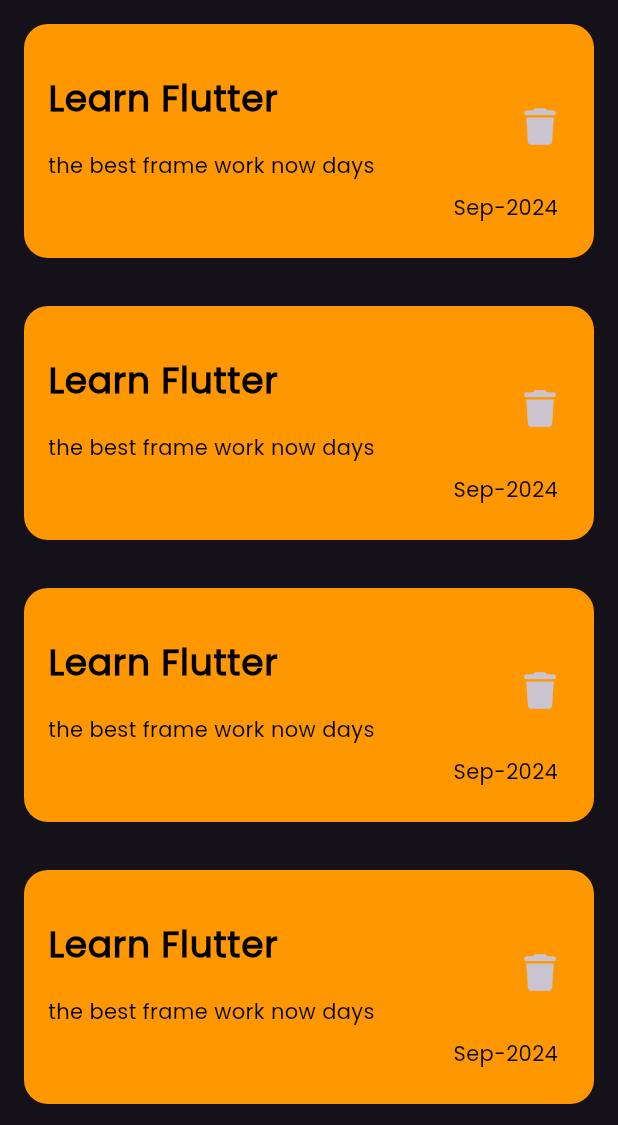
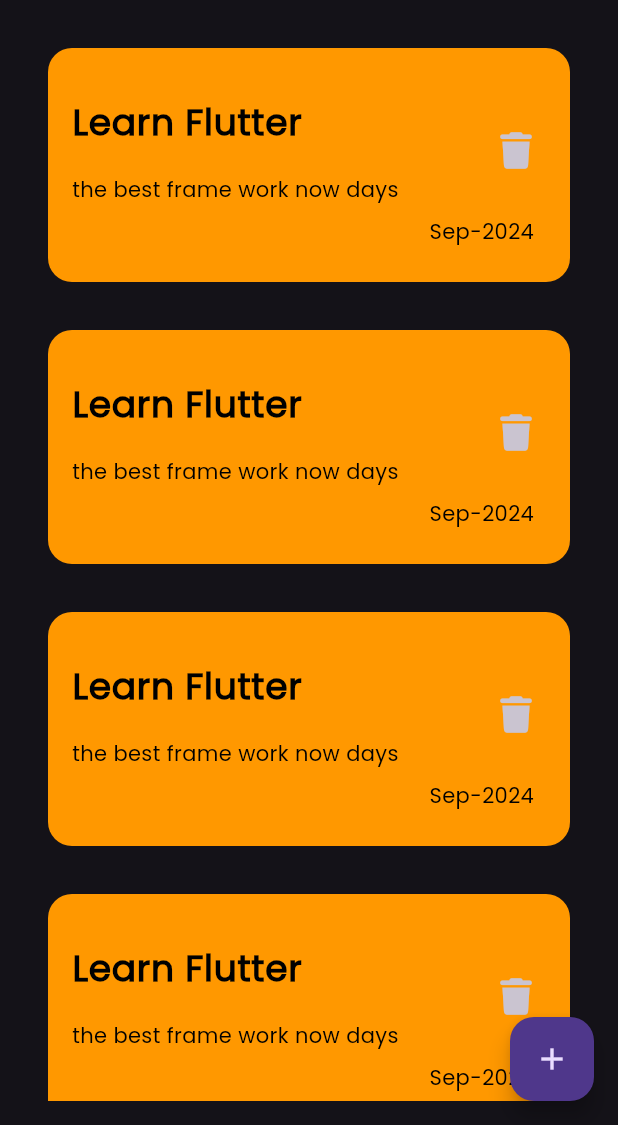
Before and after one commit to Muhanad-eng/app_notes, a Flutter app: the screen it shows after launch, on a phone screen of 412 x 824 dp, the part 111-1236 px from its top. Run offline on Flutter 3.47's test engine with Material 3 defaults, Android fonts, the phone set to English and light mode, and no system bars; our stand-ins replace font_awesome_flutter.

Commit message:
create floating action button and refactor for code

```diff
--- a/lib/views/notes_view.dart
+++ b/lib/views/notes_view.dart
@@ -1,3 +1,4 @@
+import 'package:app_note/widgets/note_body.dart';
 import 'package:app_note/widgets/note_item.dart';
 import 'package:flutter/material.dart';
 
@@ -9,26 +10,8 @@ class NotesView extends StatelessWidget {
   @override
   Widget build(BuildContext context) {
     return  Scaffold(
-      body: Padding(
-        padding:const  EdgeInsets.only(top:28,right: 16,left: 16),
-        child: Column(
-          children: [
-          const  Row(
-              children: [
-               Text("Notes",style: TextStyle(fontSize: 28),),
-                Spacer(),
-                CustomSearchIcon()
-              ],
-            ),
-            Expanded(
-              child: ListView.builder(
-                itemCount: 10,
-                itemBuilder: (context, index) =>const NoteItem() ,),
-            )
-
-          ],
-        ),
-      ),
+      floatingActionButton: FloatingActionButton(onPressed: (){},child:const Icon(Icons.add),),
+      body:NoteBody()
     );
   }
 }
--- /dev/null
+++ b/lib/widgets/note_body.dart
@@ -0,0 +1,34 @@
+ import 'package:app_note/widgets/custom_search_icon.dart';
+import 'package:app_note/widgets/note_item.dart';
+import 'package:flutter/material.dart';
+class NoteBody extends StatelessWidget {
+  const NoteBody({super.key});
+
+  @override
+  Widget build(BuildContext context) {
+    return Padding(
+        padding:const  EdgeInsets.only(top:28,right: 16,left: 16),
+        child: Column(
+          children: [
+          const  Row(
+              children: [
+               Text("Notes",style: TextStyle(fontSize: 28),),
+                Spacer(),
+                CustomSearchIcon()
+              ],
+            ),
+            Expanded(
+              child: Padding(
+                padding: const EdgeInsets.all(16.0),
+                child: ListView.builder(
+                  padding: const EdgeInsets.all(0),
+                  itemCount: 10,
+                  itemBuilder: (context, index) =>const NoteItem() ,),
+              ),
+            )
+
+          ],
+        ),
+      );
+  }
+}
```
